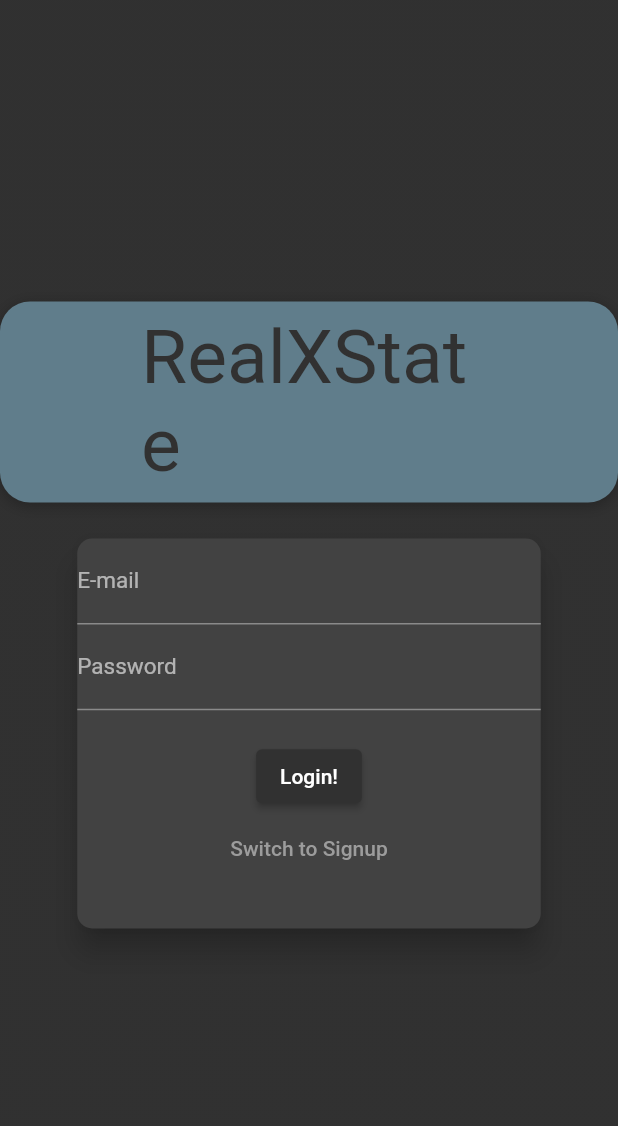
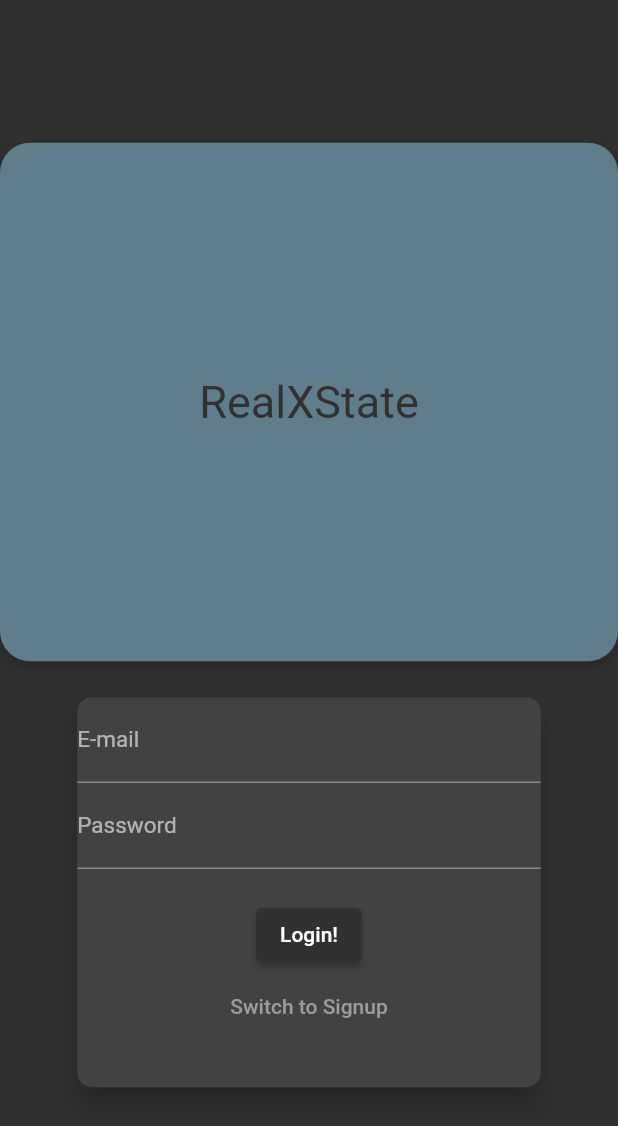
Before and after one commit to lasupernova/real_xstate, a Flutter app: the screen it shows after launch, on a phone screen of 412 x 824 dp. Shown: the top 1126 px of the screen. Run offline on Flutter 3.47's test engine with Material 2 defaults, Android fonts, the phone set to English and light mode, and no system bars; our stand-ins replace accordion, flutter_dotenv, shared_preferences.

```diff
--- a/fix_realxstate/lib/screens/auth_screen.dart
+++ b/fix_realxstate/lib/screens/auth_screen.dart
@@ -51,12 +51,20 @@ class AuthScreen extends StatelessWidget {
                           )
                         ],
                       ),
-                      child: Text(
-                        'RealXState',
-                        style: TextStyle(
-                            color: Theme.of(context).colorScheme.primary,
-                            fontSize: 50,
-                            fontWeight: FontWeight.normal),
+                      child: Container(
+                        height: deviceSize.height * 0.4,
+                        child: Align(
+                          // vertically aligns text
+                          child: Text(
+                            'RealXState',
+                            textAlign:
+                                TextAlign.center, // centers text horizontally
+                            style: TextStyle(
+                                color: Theme.of(context).colorScheme.primary,
+                                fontSize: 30,
+                                fontWeight: FontWeight.normal),
+                          ),
+                        ),
                       ),
                     ),
                   ),
```
